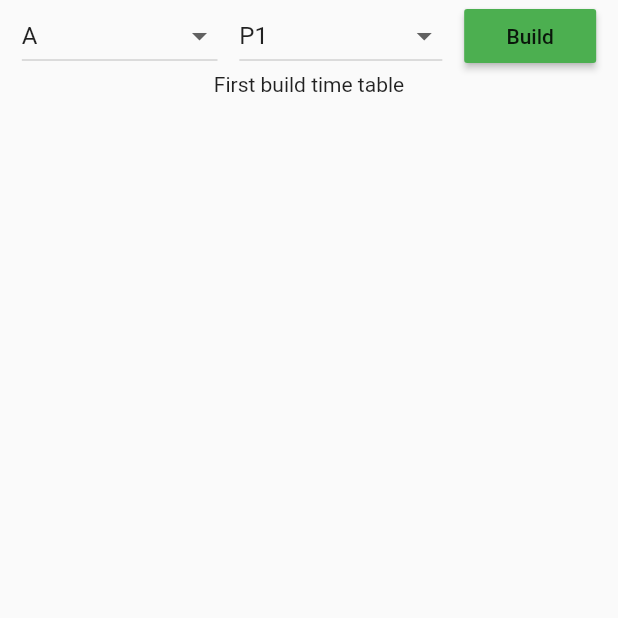
After one commit to cmobiledev5/Institute-Counselling-mobile-app, a Flutter app: the screen it shows after launch, after a tap on "TimeTable", on a phone screen of 412 x 824 dp, the top half of it. The commit adds this screen. Run offline on Flutter 3.47's test engine with Material 2 defaults, Android fonts, the phone set to English and light mode, and no system bars.

Commit message:
Basic time table addition w/o UI

```diff
--- a/scp/lib/main.dart
+++ b/scp/lib/main.dart
@@ -2,6 +2,9 @@ import 'package:flutter/material.dart';
 import 'package:flutter/services.dart';
 import 'package:scp/cards.dart';
 import 'package:scp/gradients.dart';
+
+
+import 'package:scp/time_table.dart';
 
 void main() => runApp(MyApp());
 
@@ -47,6 +50,15 @@ class _HomePageState extends State<HomePage> {
               style: TextStyle(fontSize: 40.0, fontWeight: FontWeight.w500, fontFamily: 'PfDin',letterSpacing: 2),
             ),
           ),
+          RaisedButton(
+              child: Text('TimeTable'),
+              onPressed: () => Navigator.push(
+                  context,
+                  MaterialPageRoute(
+                      builder: (context) => TimeTable()
+                  ),
+              ),
+          ),
           appointmentCard(context, queryWidth, textScaleFactor),
           faqCard(context, queryWidth, textScaleFactor),
           mentorsCard(context, queryWidth, textScaleFactor),
--- /dev/null
+++ b/scp/lib/time_table.dart
@@ -0,0 +1,163 @@
+import 'package:flutter/material.dart';
+import 'time_table_resources.dart';
+
+class TimeTable extends StatefulWidget {
+  @override
+  TimeTableState createState() => new TimeTableState();
+}
+
+class TimeTableState extends State<TimeTable> {
+  String theorySection = 'A';
+  String practicalSection = 'P1';
+  bool showTimeTable = false;
+
+  @override
+  Widget build(BuildContext context) {
+    return Scaffold(
+      body: Column(
+        mainAxisAlignment: MainAxisAlignment.start,
+        children: <Widget>[
+          Row(
+            mainAxisAlignment: MainAxisAlignment.spaceEvenly,
+            children: <Widget>[
+              DropdownButton<String>(
+                value: theorySection,
+                onChanged: (String newValue) {
+                  setState(() {
+                    theorySection = newValue;
+                    print(theorySection);
+                  });
+                },
+                hint: Text('Theory Section'),
+                items: <DropdownMenuItem<String>>[
+                  DropdownMenuItem(
+                    child: Text('A'),
+                    value: 'A',
+                  ),
+                  DropdownMenuItem(
+                    child: Text('B'),
+                    value: 'B',
+                  ),
+                  DropdownMenuItem(
+                    child: Text('C'),
+                    value: 'C',
+                  ),
+                  DropdownMenuItem(
+                    child: Text('D'),
+                    value: 'D',
+                  ),
+                ],
+              ),
+              DropdownButton<String>(
+                value: practicalSection,
+                onChanged: (String newValue) {
+                  setState(() {
+                    practicalSection = newValue;
+                    print(practicalSection);
+                  });
+                },
+                hint: Text('Pratical Section'),
+                items: <DropdownMenuItem<String>>[
+                  DropdownMenuItem(
+                    child: Text('P1'),
+                    value: 'P1',
+                  ),
+                  DropdownMenuItem(
+                    child: Text('P2'),
+                    value: 'P2',
+                  ),
+                  DropdownMenuItem(
+                    child: Text('P3'),
+                    value: 'P3',
+                  ),
+                  DropdownMenuItem(
+                    child: Text('P4'),
+                    value: 'P4',
+                  ),
+                  DropdownMenuItem(
+                    child: Text('P5'),
+                    value: 'P5',
+                  ),
+                ],
+              ),
+              RaisedButton(
+                color: Colors.green,
+                child: Text(
+                  'Build',
+                ),
+                onPressed: () {
+                  print(
+                      "TheorySection: $theorySection, PraticalSection: $practicalSection");
+                  setState(() {
+                    showTimeTable = true;
+                  });
+                },
+              ),
+            ],
+          ),
+          buildTimeTable(context),
+        ],
+      ),
+    );
+  }
+
+  TableRow buildTableRow(String day, List<String> codes, double width) {
+    List<Widget> slots = new List<Widget>();
+
+    for (int i = 0; i < 9; i++) {
+      if (TimeTableResources.theory[theorySection].containsKey(codes[i])) {
+        slots.add(new Container(
+          width: width/9,
+          child: Text(TimeTableResources.theory[theorySection][codes[i]]),
+          decoration: BoxDecoration(
+            color: Colors.lightBlue[100],
+            border: Border.all(color: Colors.black),
+          ),
+        ));
+      } else if (TimeTableResources.practical[practicalSection]
+          .containsKey(codes[i])) {
+        slots.add(new Container(
+          width: (width/9)*3,
+          child: Text(TimeTableResources.practical[practicalSection][codes[i]]),
+          decoration: BoxDecoration(
+            color: Colors.yellow[100],
+            border: Border.all(color: Colors.black),
+          ),
+        ));
+        slots.add(new Container(
+          width: 0.0,
+        ));
+        slots.add(new Container(
+          width: 0.0,
+        ));
+        i += 2;
+      } else {
+        slots.add(new Container(
+          width: width/9,
+        ));
+      }
+    }
+
+    return TableRow(
+      children: slots,
+    );
+  }
+
+  Widget buildTimeTable(BuildContext context) {
+    if (showTimeTable == false) {
+      return Text('First build time table');
+    } else {
+      List<TableRow> dayRows = [];
+
+      TimeTableResources.tpSequence.forEach((key, value) {
+        dayRows
+            .add(buildTableRow(key, value, MediaQuery.of(context).size.width));
+      });
+
+      return Table(
+        defaultVerticalAlignment: TableCellVerticalAlignment.middle,
+        children: dayRows,
+      );
+    }
+  }
+}
--- /dev/null
+++ b/scp/lib/time_table_resources.dart
@@ -0,0 +1,48 @@
+abstract class TimeTableResources {
+  static final tpSequence = {
+    'monday' : ['TA', 'TB', 'TC', 'TE', 'PA', 'PA', 'PA', 'TF', 'ZA'],
+    'tuesday': ['TB', 'TC', 'TD', 'TE', 'PB', 'PB', 'PB', 'TF', 'ZB'],
+    'wednesday': ['', 'PX', 'PX', 'PX', 'TG1', 'SA', 'SB', 'SC', 'ZA'],
+    'thursday': ['TC', 'TD', 'TA', 'TG2', 'PC', 'PC', 'PC', 'TF', 'ZC'],
+    'friday': ['TD', 'TA', 'TB', 'TE', 'PD', 'PD', 'PD', 'TG3', 'ZA']
+  };
+
+//  static var theoryTutorialAssociation = {
+//    'TA': 'SA', 'TB': 'SB', 'TC': 'SC', 'TD': 'TG1', 'TE': 'TG2',
+//    'TF': 'TG3', 'TJ': 'SJ', 'TK': 'SK', 'TL': 'SL', 'TM': 'SM'};
+
+  static final theory = {
+    'A': {
+      'TA': 'Physics-I', 'TB': 'Engineering Mechanics',
+      'TC': 'Mathematics-I', 'TD': 'Basic Electrical Engineering',
+      'TF': 'Chemistry', 'SA': 'Physics-Tutorial', 'SC': 'Mathematics-Tutorial',
+      'TG3': 'Chemistry-Tutorial'
+    },
+    'B': {
+      'TA': 'Physics-I', 'TB': 'Engineering Mechanics',
+      'TC': 'Mathematics-I', 'TD': 'Basic Electrical Engineering',
+      'TF': 'Chemistry', 'SA': 'Physics-Tutorial', 'SC': 'Mathematics-Tutorial',
+      'TG3': 'Chemistry-Tutorial'
+    },
+    'C': {
+      'TA': 'Engineering Mechanics', 'TB': 'Physics-I',
+      'TC': 'Basic Electrical Engineering', 'TD': 'Mathematics-I',
+      'TF': 'Chemistry', 'SB': 'Physics-Tutorial', 'TG1': 'Mathematics-Tutorial',
+      'TG3': 'Chemistry-Tutorial'
+    },
+    'D': {
+      'TA': 'Engineering Mechanics', 'TB': 'Physics-I',
+      'TC': 'Basic Electrical Engineering', 'TD': 'Mathematics-I',
+      'TF': 'Chemistry', 'SB': 'Physics-Tutorial', 'TG1': 'Mathematics-Tutorial',
+      'TG3': 'Chemistry-Tutorial'
+    },
+  };
+
+  static final practical = {
+    'P1': {'PA': 'Physics Laboratory', 'PB': 'Basic Programming', 'PD': 'Workshop Practices'},
+    'P2': {'PB': 'Physics Laboratory', 'PC': 'Basic Programming', 'PX': 'Workshop Practices'},
+    'P3': {'PC': 'Physics Laboratory', 'PD': 'Basic Programming', 'PA': 'Workshop Practices'},
+    'P4': {'PD': 'Physics Laboratory', 'PX': 'Basic Programming', 'PB': 'Workshop Practices'},
+    'P5': {'PX': 'Physics Laboratory', 'PA': 'Basic Programming', 'PC': 'Workshop Practices'},
+  };
+}
```
